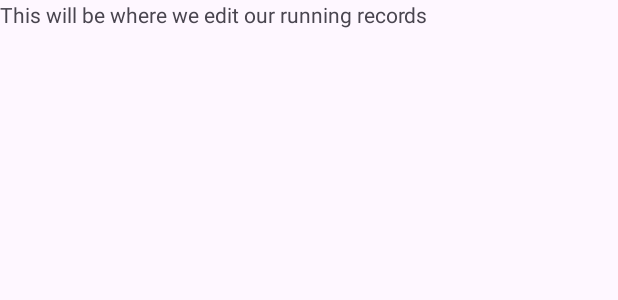
After one commit to YosoraLife/Android_Learning_-_Record_Keeper, an Android app: the layout activity_edit_running_record.xml on its own in the app's theme, with its tools: preview values and no code run, on a phone screen of 412 x 824 dp. The commit adds this screen. Shown: the top 300 px of the screen. Run offline under Robolectric (Android 15) with nearby library versions, the phone set to English and light mode, and no system bars.

Commit message:
Added EditRunningRecordActivity + setOnClickListeners

```diff
--- a/app/src/main/AndroidManifest.xml
+++ b/app/src/main/AndroidManifest.xml
@@ -13,6 +13,9 @@
         android:theme="@style/Theme.RecordKeeper"
         tools:targetApi="31">
         <activity
+            android:name=".EditRunningRecordActivity"
+            android:exported="false" />
+        <activity
             android:name=".MainActivity"
             android:exported="true">
             <intent-filter>
--- /dev/null
+++ b/app/src/main/res/layout/activity_edit_running_record.xml
@@ -0,0 +1,18 @@
+<?xml version="1.0" encoding="utf-8"?>
+<androidx.constraintlayout.widget.ConstraintLayout xmlns:android="http://schemas.android.com/apk/res/android"
+    xmlns:app="http://schemas.android.com/apk/res-auto"
+    xmlns:tools="http://schemas.android.com/tools"
+    android:id="@+id/main"
+    android:layout_width="match_parent"
+    android:layout_height="match_parent"
+    tools:context=".EditRunningRecordActivity">
+
+    <TextView
+        android:layout_width="match_parent"
+        android:layout_height="match_parent"
+        android:text="This will be where we edit our running records"
+        app:layout_constraintStart_toStartOf="parent"
+        app:layout_constraintTop_toTopOf="parent" />
+
+
+</androidx.constraintlayout.widget.ConstraintLayout>
```
Also changed, not shown: app/src/main/java/com/yosora/recordkeeper/EditRunningRecordActivity.kt (added, +20 -0 lines), app/src/main/java/com/yosora/recordkeeper/RunningFragment.kt (+25 -2 lines).
